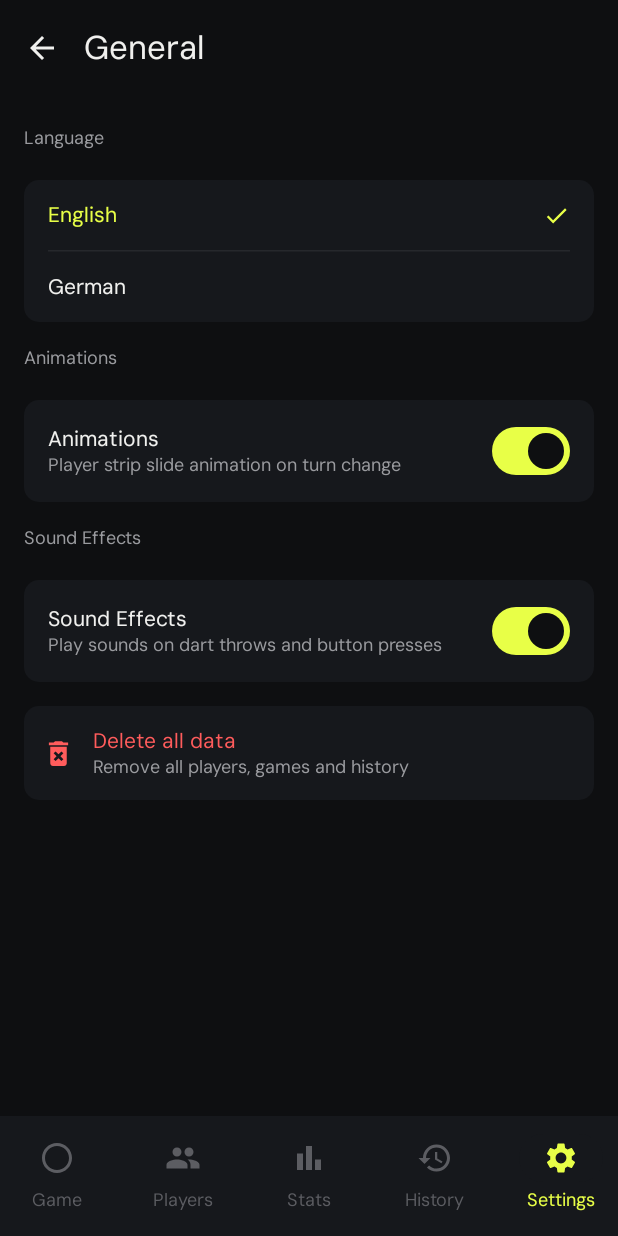
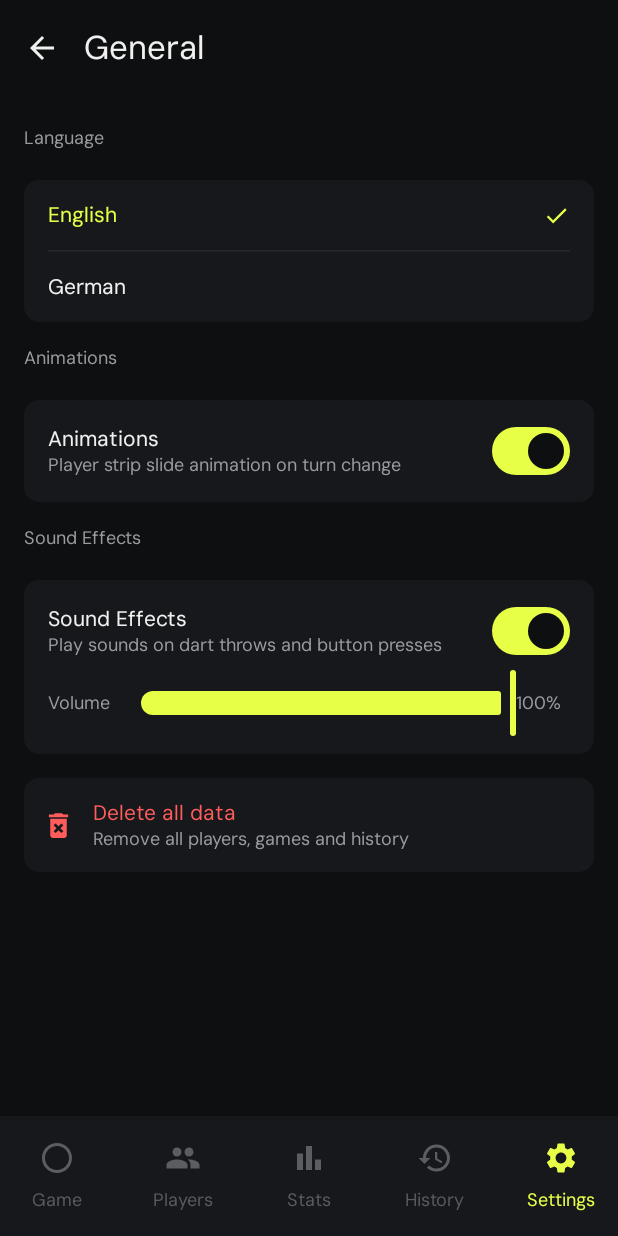
Before and after one commit to Chrausen/androiddartapp, an Android app built with Jetpack Compose: the GeneralSettingsScreen screen opened through its navigation route, on a phone screen of 412 x 824 dp. Run offline under Robolectric (Android 15) with nearby library versions, the phone set to English and light mode, and no system bars; our stand-ins replace Dagger/Hilt's generated code.

Commit message:
Fix unsaved game on bottom nav; add sound effects volume slider
- NavGraph: get Activity-scoped GameViewModel at nav-host level and call
  discardGame() when navigating away from game/result via the bottom nav,
  preventing dangling unsaved game state.
- SoundEffectsService: add setVolume()/getVolume(); volume is applied to
  every SoundPool.play() call.
- AppSettings: add SOUND_EFFECTS_VOLUME key and default (1.0).
- SettingsRepository: add getSoundEffectsVolume / setSoundEffectsVolume.
- GameViewModel: load and apply persisted volume on startup alongside
  the existing mute state restore.
- GeneralSettingsViewModel: load and apply volume in init; add
  setSoundEffectsVolume() function.
- GeneralSettingsScreen: add volume slider below the Sound Effects toggle
  (only visible when sound effects are enabled); shows 0–100% label.
- String resources added for EN and DE.

https://claude.ai/code/session_019H5WqERm6Ydm4ajnNtesWD

```diff
--- a/app/src/main/java/com/clubdarts/data/model/AppSettings.kt
+++ b/app/src/main/java/com/clubdarts/data/model/AppSettings.kt
@@ -17,7 +17,8 @@ object SettingsKeys {
     const val LAST_GAME_MODE     = "last_game_mode"   // "SINGLE" | "TEAMS"
 
     // Sound effects
-    const val SOUND_EFFECTS_MUTED = "sound_effects_muted"
+    const val SOUND_EFFECTS_MUTED  = "sound_effects_muted"
+    const val SOUND_EFFECTS_VOLUME = "sound_effects_volume"
 
     // Ranking system
     const val RANKING_ENABLED       = "ranking_enabled"
@@ -37,7 +38,8 @@ object SettingsDefaults {
     const val GAME_MODE     = "SINGLE"
 
     // Sound effects
-    const val SOUND_EFFECTS_MUTED = "false"
+    const val SOUND_EFFECTS_MUTED  = "false"
+    const val SOUND_EFFECTS_VOLUME = "1.0"
 
     // Ranking system
     const val RANKING_ENABLED       = "false"
--- a/app/src/main/java/com/clubdarts/data/repository/SettingsRepository.kt
+++ b/app/src/main/java/com/clubdarts/data/repository/SettingsRepository.kt
@@ -135,6 +135,13 @@ class SettingsRepository @Inject constructor(
     suspend fun setSoundEffectsMuted(value: Boolean) =
         set(SettingsKeys.SOUND_EFFECTS_MUTED, value.toString())
 
+    suspend fun getSoundEffectsVolume(): Float =
+        get(SettingsKeys.SOUND_EFFECTS_VOLUME, SettingsDefaults.SOUND_EFFECTS_VOLUME)
+            .toFloatOrNull()?.coerceIn(0f, 1f) ?: 1f
+
+    suspend fun setSoundEffectsVolume(value: Float) =
+        set(SettingsKeys.SOUND_EFFECTS_VOLUME, value.toString())
+
     // ---- Ranking system settings ----
 
     fun observeRankingEnabled(): Flow<Boolean> =
--- a/app/src/main/java/com/clubdarts/ui/game/GameViewModel.kt
+++ b/app/src/main/java/com/clubdarts/ui/game/GameViewModel.kt
@@ -205,6 +205,8 @@ class GameViewModel @Inject constructor(
                 val recentIds = settingsRepository.getRecentPlayerIds()
                 val showHistory = settingsRepository.getShowHistory()
                 val soundEffectsMuted = settingsRepository.getSoundEffectsMuted()
+                val soundEffectsVolume = settingsRepository.getSoundEffectsVolume()
+                soundEffectsService.setVolume(soundEffectsVolume)
                 val gameMode = try { GameMode.valueOf(settingsRepository.getLastGameMode()) } catch (e: Exception) { GameMode.SINGLE }
                 val rankedStartScore = settingsRepository.getRankingStartScore()
                 val rankedCheckoutRule = settingsRepository.getRankingCheckoutRule()
--- a/app/src/main/java/com/clubdarts/ui/navigation/NavGraph.kt
+++ b/app/src/main/java/com/clubdarts/ui/navigation/NavGraph.kt
@@ -12,6 +12,7 @@ import androidx.navigation.*
 import androidx.navigation.compose.*
 import com.clubdarts.data.repository.SettingsRepository
 import com.clubdarts.ui.game.GameResultScreen
+import com.clubdarts.ui.game.GameScreen
 import com.clubdarts.ui.game.GameSetupScreen
 import com.clubdarts.ui.game.GameViewModel
 import com.clubdarts.ui.game.LiveGameScreen
@@ -31,12 +32,16 @@ import javax.inject.Inject
 fun ClubDartsNavHost(
     settingsRepository: SettingsRepository
 ) {
+    val context = LocalContext.current
     val navController = rememberNavController()
     val navBackStackEntry by navController.currentBackStackEntryAsState()
     val currentRoute = navBackStackEntry?.destination?.route ?: "game"
 
     val rankingEnabled by settingsRepository.observeRankingEnabled()
         .collectAsStateWithLifecycle(initialValue = false)
+
+    // Activity-scoped GameViewModel — needed to discard unsaved games on nav-away.
+    val gameViewModel: GameViewModel = hiltViewModel(context as ComponentActivity)
 
     // Track the last active game sub-route so the Game tab restores to it.
     // Only game/live is remembered — setup and result always go back to setup.
@@ -55,6 +60,12 @@ fun ClubDartsNavHost(
                 currentRoute = currentRoute,
                 rankingEnabled = rankingEnabled,
                 onNavigate = { route ->
+                    // If the user navigates away from the result screen without explicitly
+                    // saving or starting a new game, discard the unsaved game.
+                    if (currentRoute == "game/result" &&
+                        gameViewModel.uiState.value.screen == GameScreen.RESULT) {
+                        gameViewModel.discardGame()
+                    }
                     if (route == "game") {
                         // Navigate directly to the last game sub-route (live game or setup)
                         navController.navigate(lastGameRoute) {
--- a/app/src/main/java/com/clubdarts/ui/settings/GeneralSettingsScreen.kt
+++ b/app/src/main/java/com/clubdarts/ui/settings/GeneralSettingsScreen.kt
@@ -4,6 +4,7 @@ import android.app.Activity
 import androidx.compose.foundation.background
 import androidx.compose.foundation.border
 import androidx.compose.foundation.clickable
+import androidx.compose.material3.Slider
 import androidx.compose.foundation.layout.*
 import androidx.compose.foundation.shape.RoundedCornerShape
 import androidx.compose.material.icons.Icons
@@ -164,11 +165,14 @@ fun GeneralSettingsScreen(
                 modifier = Modifier.padding(bottom = 4.dp)
             )
 
-            Row(
+            Column(
                 modifier = Modifier
                     .fillMaxWidth()
                     .background(Surface, RoundedCornerShape(10.dp))
-                    .padding(horizontal = 16.dp, vertical = 10.dp),
+                    .padding(horizontal = 16.dp, vertical = 10.dp)
+            ) {
+                Row(
+                    modifier = Modifier.fillMaxWidth(),
                     verticalAlignment = Alignment.CenterVertically,
                     horizontalArrangement = Arrangement.SpaceBetween
                 ) {
@@ -189,6 +193,37 @@ fun GeneralSettingsScreen(
                         onCheckedChange = { viewModel.setSoundEffectsMuted(!it) },
                         colors = SwitchDefaults.colors(checkedThumbColor = Background, checkedTrackColor = Accent)
                     )
+                }
+                if (!uiState.soundEffectsMuted) {
+                    Row(
+                        modifier = Modifier.fillMaxWidth(),
+                        verticalAlignment = Alignment.CenterVertically
+                    ) {
+                        Text(
+                            text = stringResource(R.string.general_sound_effects_volume_label),
+                            style = MaterialTheme.typography.bodySmall,
+                            color = TextSecondary,
+                            modifier = Modifier.width(60.dp)
+                        )
+                        Slider(
+                            value = uiState.soundEffectsVolume,
+                            onValueChange = { viewModel.setSoundEffectsVolume(it) },
+                            valueRange = 0f..1f,
+                            modifier = Modifier.weight(1f),
+                            colors = SliderDefaults.colors(
+                                thumbColor = Accent,
+                                activeTrackColor = Accent,
+                                inactiveTrackColor = Surface3
+                            )
+                        )
+                        Text(
+                            text = "${(uiState.soundEffectsVolume * 100).toInt()}%",
+                            style = MaterialTheme.typography.bodySmall,
+                            color = TextSecondary,
+                            modifier = Modifier.width(36.dp)
+                        )
+                    }
+                }
             }
 
             // Delete all data
--- a/app/src/main/java/com/clubdarts/ui/settings/GeneralSettingsViewModel.kt
+++ b/app/src/main/java/com/clubdarts/ui/settings/GeneralSettingsViewModel.kt
@@ -30,6 +30,7 @@ data class GeneralSettingsUiState(
     val shouldRecreate: Boolean = false,
     val animationsEnabled: Boolean = true,
     val soundEffectsMuted: Boolean = false,
+    val soundEffectsVolume: Float = 1f,
     val showDeleteConfirm: Boolean = false,
     val deleteSuccess: Boolean = false,
     val isGeneratingDebugData: Boolean = false
@@ -58,7 +59,9 @@ class GeneralSettingsViewModel @Inject constructor(
     init {
         viewModelScope.launch {
             val muted = settingsRepository.getSoundEffectsMuted()
-            _uiState.update { it.copy(soundEffectsMuted = muted) }
+            val volume = settingsRepository.getSoundEffectsVolume()
+            soundEffectsService.setVolume(volume)
+            _uiState.update { it.copy(soundEffectsMuted = muted, soundEffectsVolume = volume) }
         }
     }
 
@@ -81,6 +84,12 @@ class GeneralSettingsViewModel @Inject constructor(
         soundEffectsService.setMuted(muted)
         _uiState.update { it.copy(soundEffectsMuted = muted) }
         viewModelScope.launch { settingsRepository.setSoundEffectsMuted(muted) }
+    }
+
+    fun setSoundEffectsVolume(volume: Float) {
+        soundEffectsService.setVolume(volume)
+        _uiState.update { it.copy(soundEffectsVolume = volume) }
+        viewModelScope.launch { settingsRepository.setSoundEffectsVolume(volume) }
     }
 
     fun requestDeleteAll() {
--- a/app/src/main/java/com/clubdarts/util/SoundEffectsService.kt
+++ b/app/src/main/java/com/clubdarts/util/SoundEffectsService.kt
@@ -15,6 +15,7 @@ class SoundEffectsService @Inject constructor(
     private val soundIds = mutableMapOf<String, Int>()   // filename -> SoundPool stream ID
     private var throwFileNames: List<String> = emptyList()
     private var isMuted = false
+    private var volume = 1f
 
     companion object {
         private const val CLICK    = "click.wav"
@@ -69,11 +70,13 @@ class SoundEffectsService @Inject constructor(
         if (isMuted) return
         val id = soundIds[fileName] ?: return
         if (id == 0) return
-        soundPool?.play(id, 1f, 1f, 1, 0, 1.0f)
+        soundPool?.play(id, volume, volume, 1, 0, 1.0f)
     }
 
     fun setMuted(muted: Boolean) { isMuted = muted }
     fun isMuted(): Boolean = isMuted
+    fun setVolume(v: Float) { volume = v.coerceIn(0f, 1f) }
+    fun getVolume(): Float = volume
 
     fun shutdown() {
         soundPool?.release()
--- a/app/src/main/res/values/strings.xml
+++ b/app/src/main/res/values/strings.xml
@@ -33,6 +33,7 @@
     <string name="general_animations_subtitle">Player strip slide animation on turn change</string>
     <string name="general_sound_effects_label">Sound Effects</string>
     <string name="general_sound_effects_subtitle">Play sounds on dart throws and button presses</string>
+    <string name="general_sound_effects_volume_label">Volume</string>
 
     <!-- Common buttons / actions -->
     <string name="btn_delete">Delete</string>
```
Also changed, not shown: 1 other file. Lines whose indentation alone changed are shown as unchanged.
